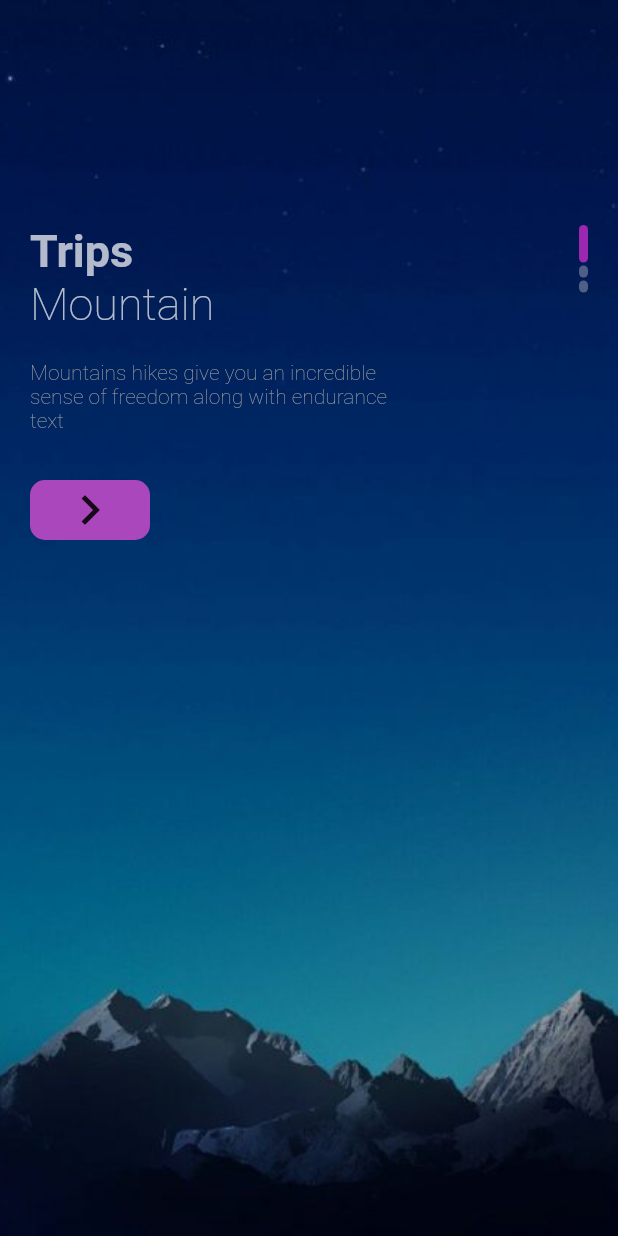
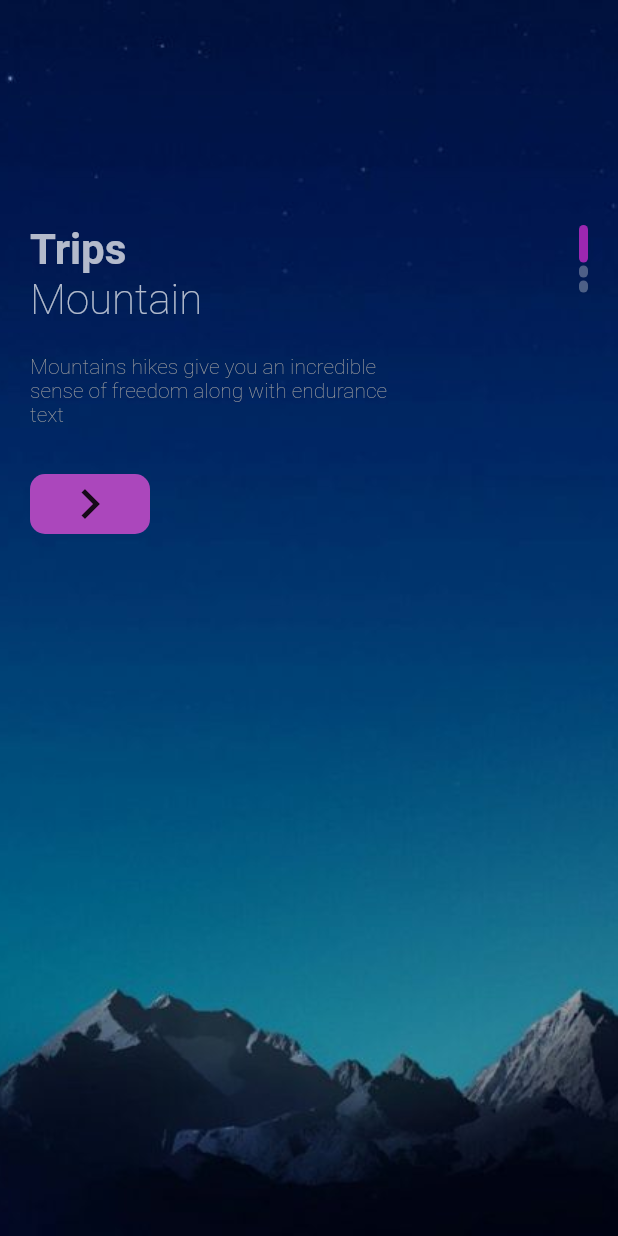
Before and after one commit to toan722003/travel_app, a Flutter app: the screen it shows after launch, on a phone screen of 412 x 824 dp. Run offline on Flutter 3.47's test engine with Material 2 defaults, Android fonts, the phone set to English and light mode, and no system bars; our stand-ins replace bloc, equatable, flutter_bloc, google_fonts; Roboto replaces fonts that are missing (Sen).

Commit message:
update app text

```diff
--- a/lib/widgets/app_text.dart
+++ b/lib/widgets/app_text.dart
@@ -11,7 +11,7 @@ class AppLargeText extends StatelessWidget {
       {Key? key,
       this.colors = Colors.white70,
       required this.text,
-      this.size = 30,
+      this.size = 28,
       this.fontWeight = FontWeight.w100})
       : super(key: key);
 
```
